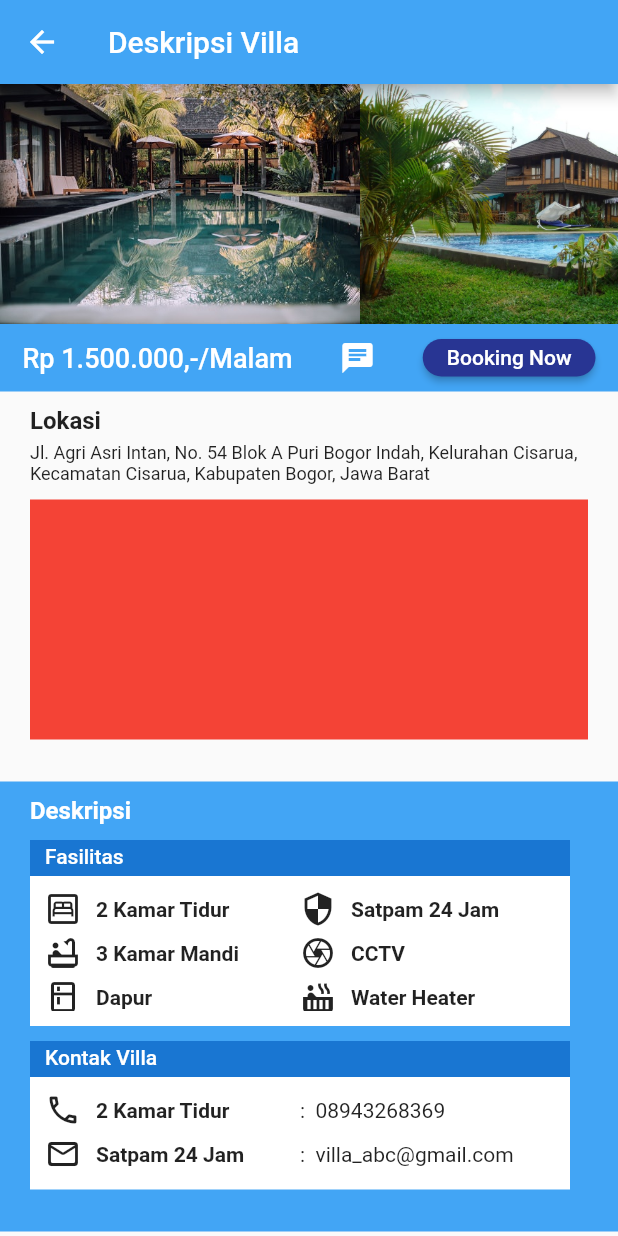
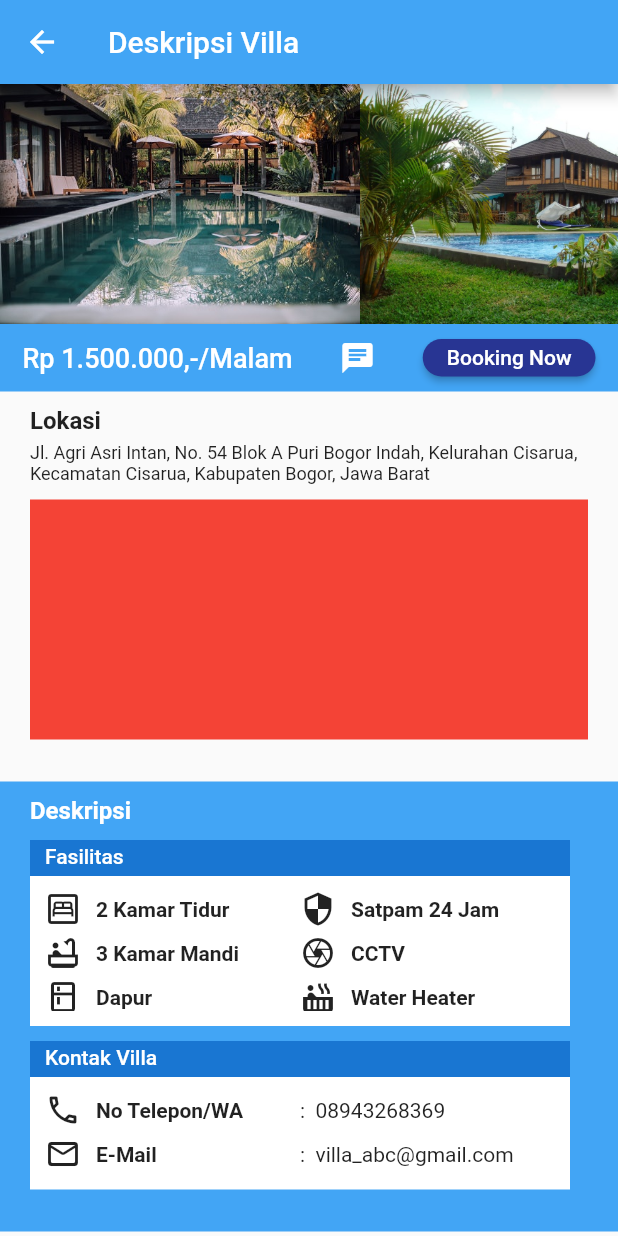
Before and after one commit to RamadhanA1/villaspot, a Flutter app: the VillaDesk screen opened directly, on a phone screen of 412 x 824 dp. Run offline on Flutter 3.47's test engine with Material 2 defaults, Android fonts, the phone set to English and light mode, and no system bars; our stand-ins replace bubble, cloud_firestore, datetime_picker_formfield, easy_splash_screen, firebase_core, flutter_image_slideshow; accounts and stored records are empty.

Commit message:
Bismillah Lancar

```diff
--- a/lib/4.1_VillaDesk.dart
+++ b/lib/4.1_VillaDesk.dart
@@ -277,7 +277,7 @@ class _VillaDeskState extends State<VillaDesk> {
                                 width: 10,
                               ),
                               Text(
-                                '2 Kamar Tidur',
+                                'No Telepon/WA',
                                 style: TextStyle(fontWeight: FontWeight.bold),
                               ),
                             ],
@@ -292,7 +292,7 @@ class _VillaDeskState extends State<VillaDesk> {
                                 width: 10,
                               ),
                               Text(
-                                'Satpam 24 Jam',
+                                'E-Mail',
                                 style: TextStyle(fontWeight: FontWeight.bold),
                               ),
                             ],
--- a/lib/4.2_PagePemesanan.dart
+++ b/lib/4.2_PagePemesanan.dart
@@ -79,7 +79,7 @@ class _PagePemesanan extends State<PagePemesanan>
                 height: 180,
                 decoration: BoxDecoration(
                   image: DecorationImage(
-                    image: AssetImage('assets/3.jpg'),
+                    image: AssetImage('assets/1.jpg'),
                     fit: BoxFit.cover,
                   ),
                 ),
--- a/lib/5.1_HistoryPemesanan.dart
+++ b/lib/5.1_HistoryPemesanan.dart
@@ -80,7 +80,7 @@ class _HistoryPemesanan extends State<HistoryPemesanan>
                 height: 180,
                 decoration: BoxDecoration(
                   image: DecorationImage(
-                    image: AssetImage('assets/3.jpg'),
+                    image: AssetImage('assets/1.jpg'),
                     fit: BoxFit.cover,
                   ),
                 ),
@@ -375,7 +375,8 @@ class _HistoryPemesanan extends State<HistoryPemesanan>
                                           builder: (context) => HistoryPage()));
                                   ScaffoldMessenger.of(context).showSnackBar(
                                     const SnackBar(
-                                        content: Text('Villa Selesai Digunakan, Terima Kasih!')),
+                                        content: Text(
+                                            'Villa Selesai Digunakan, Terima Kasih!')),
                                   );
                                 },
                                 child: Text('OK'),
--- a/lib/5.2_HistoryDone.dart
+++ b/lib/5.2_HistoryDone.dart
@@ -79,7 +79,7 @@ class _HistoryDone extends State<HistoryDone>
                 height: 180,
                 decoration: BoxDecoration(
                   image: DecorationImage(
-                    image: AssetImage('assets/3.jpg'),
+                    image: AssetImage('assets/1.jpg'),
                     fit: BoxFit.cover,
                   ),
                 ),
```
